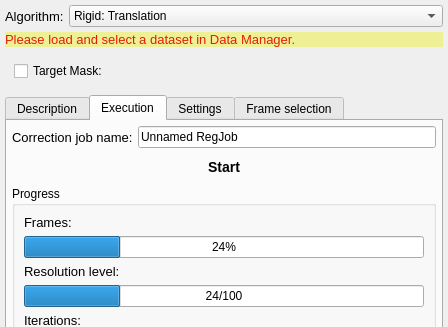
Before: the Qt Designer form Plugins/inova.registration.views.frameregistration/src/internal/FrameRegistrationControls.ui in simedcn/mitkapps, drawn with Qt 5; both pictures show x 0 to 448 and y 0 to 327 of the 448 by 859 pixel window.
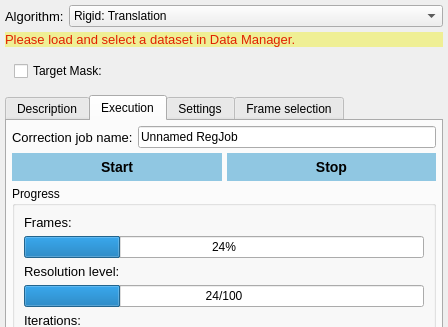
After: the same form once the commit is applied. The open tabs and pages were chosen to show the change. Custom widgets are drawn as their Qt base class.

Commit message: - PopeLib: customize RegEvalSettingsWidget - RegistrationComparison: disable enabling image labels - FrameRegistration: auto select the second tab, make it stoppable - ManualRegistration: update + error for MapJob - RegistrationAlgorithms: disable warning when quitting - RegistrationStepSelector: UI - RegistrationVisualizer: auto update + bug fixing - PopeAboutDialog - logo, icons

What changed in the file:
```diff
--- a/Plugins/inova.registration.views.frameregistration/src/internal/FrameRegistrationControls.ui
+++ b/Plugins/inova.registration.views.frameregistration/src/internal/FrameRegistrationControls.ui
@@ -268,11 +268,38 @@
         <layout class="QHBoxLayout" name="horizontalLayout_5">
          <item>
           <widget class="QPushButton" name="m_pbStartReg">
+           <property name="styleSheet">
+            <string notr="true">QPushButton
+{
+background-color:#883399CC;
+}
+QPushButton:hover
+{
+    background-color:#CC3399CC;
+}</string>
+           </property>
            <property name="text">
             <string>Start</string>
            </property>
           </widget>
          </item>
+         <item>
+          <widget class="QPushButton" name="m_pbStopReg">
+           <property name="styleSheet">
+            <string notr="true">QPushButton
+{
+background-color:#883399CC;
+}
+QPushButton:hover
+{
+    background-color:#CC3399CC;
+}</string>
+           </property>
+           <property name="text">
+            <string>Stop</string>
+           </property>
+          </widget>
+         </item>
         </layout>
        </item>
        <item>
```
Left out of the diff: 2 changed lines with no effect on the pictures. The commit also changes 36 other files.
